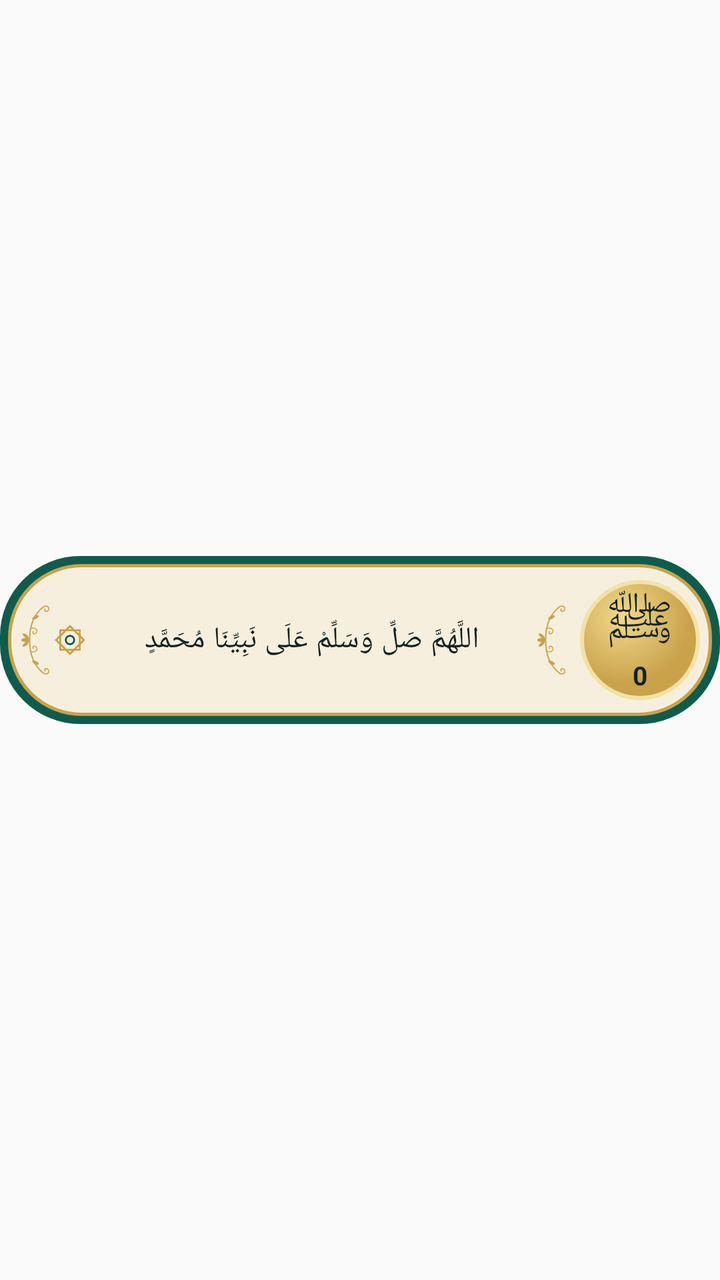
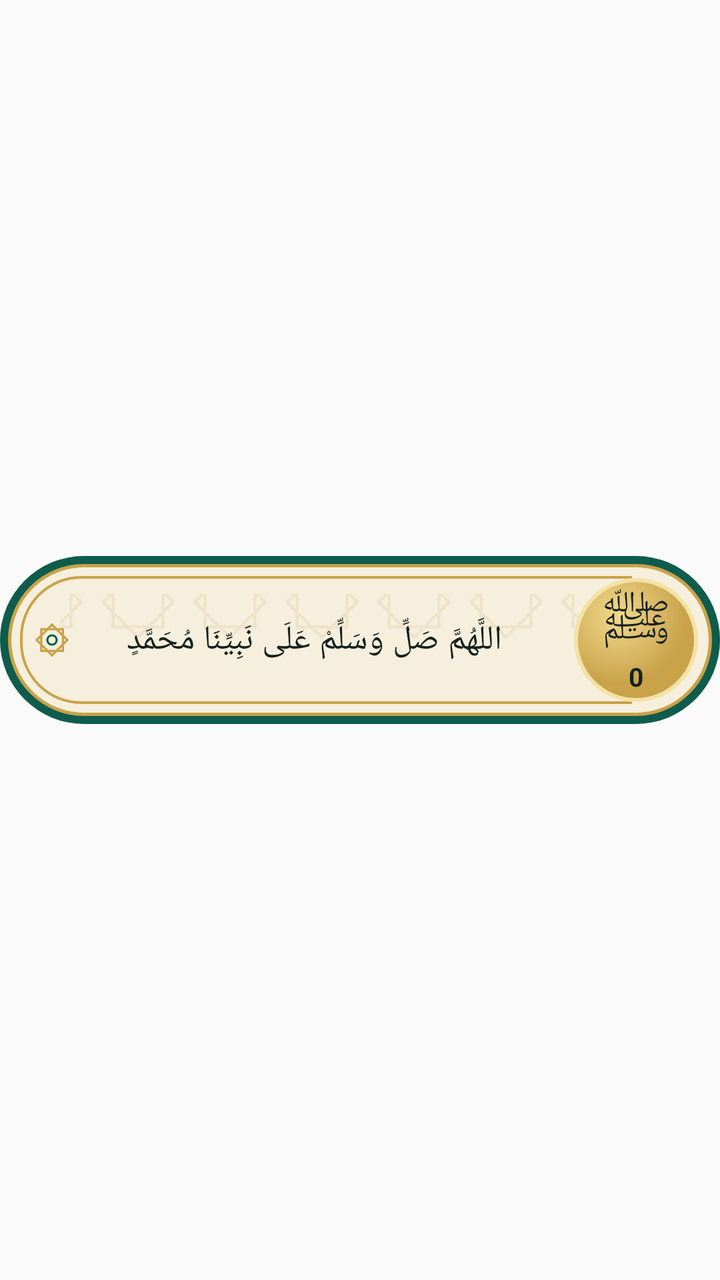

Two renders of the same Android screen: before a commit and after it. Below are the layout's source before the change and the commit's diff.
<!-- AndroidManifest.xml: application theme AppTheme -->
<!-- res/layout/widget_card.xml -->
<?xml version="1.0" encoding="utf-8"?>
<FrameLayout xmlns:android="http://schemas.android.com/apk/res/android"
    android:id="@+id/wroot"
    android:layout_width="match_parent"
    android:layout_height="match_parent">

    <LinearLayout
        android:layout_width="match_parent"
        android:layout_height="84dp"
        android:layout_gravity="center_vertical"
        android:layoutDirection="rtl"
        android:background="@drawable/widget_frame"
        android:gravity="center_vertical"
        android:orientation="horizontal"
        android:paddingLeft="10dp"
        android:paddingRight="4dp">

        <FrameLayout
            android:id="@+id/wpray"
            android:layout_width="72dp"
            android:layout_height="72dp">

            <ImageView
                android:id="@+id/wglow"
                android:layout_width="match_parent"
                android:layout_height="match_parent"
                android:src="@drawable/widget_glow"
                android:visibility="gone" />

            <ImageView
                android:layout_width="60dp"
                android:layout_height="60dp"
                android:layout_gravity="center"
                android:src="@drawable/widget_pray" />

            <LinearLayout
                android:layout_width="match_parent"
                android:layout_height="match_parent"
                android:gravity="center"
                android:orientation="vertical">

                <TextView
                    android:layout_width="wrap_content"
                    android:layout_height="wrap_content"
                    android:includeFontPadding="false"
                    android:text="ﷺ"
                    android:textColor="#14211F"
                    android:textSize="27sp" />

                <TextView
                    android:id="@+id/wcount"
                    android:layout_width="wrap_content"
                    android:layout_height="wrap_content"
                    android:includeFontPadding="false"
                    android:text="0"
                    android:textColor="#14211F"
                    android:textSize="13sp"
                    android:textStyle="bold" />
            </LinearLayout>
        </FrameLayout>

        <ImageView
            android:layout_width="16dp"
            android:layout_height="58dp"
            android:src="@drawable/widget_flourish" />

        <TextView
            android:id="@+id/wtext"
            android:layout_width="0dp"
            android:layout_height="wrap_content"
            android:layout_weight="1"
            android:fontFamily="serif"
            android:gravity="center"
            android:lineSpacingMultiplier="1.1"
            android:maxLines="2"
            android:paddingLeft="4dp"
            android:paddingRight="4dp"
            android:text="اللَّهُمَّ صَلِّ وَسَلِّمْ عَلَى نَبِيِّنَا مُحَمَّدٍ"
            android:textColor="#14211F"
            android:textDirection="rtl"
            android:textSize="15sp" />

        <ImageView
            android:layout_width="18dp"
            android:layout_height="18dp"
            android:src="@drawable/widget_star" />

        <ImageView
            android:layout_width="16dp"
            android:layout_height="58dp"
            android:src="@drawable/widget_flourish" />
    </LinearLayout>
</FrameLayout>
<!-- resources referenced by this layout -->
<resources>
  <!-- drawable widget_flourish (drawable) -->
  <?xml version="1.0" encoding="utf-8"?>
  <vector xmlns:android="http://schemas.android.com/apk/res/android"
      android:width="20dp" android:height="50dp" android:viewportWidth="40" android:viewportHeight="100">
      <path android:pathData="M30,8 C14,20 12,38 12,50 C12,62 14,80 30,92" android:strokeColor="#C9A24A" android:strokeWidth="1.6" android:fillColor="#00000000" />
      <path android:pathData="M30,8 C36,6 38,12 34,14 C31,15 30,12 32,11" android:strokeColor="#C9A24A" android:strokeWidth="1.4" android:fillColor="#00000000" />
      <path android:pathData="M30,92 C36,94 38,88 34,86 C31,85 30,88 32,89" android:strokeColor="#C9A24A" android:strokeWidth="1.4" android:fillColor="#00000000" />
      <path android:pathData="M13,36 C20,33 24,39 19,42 C17,43 15,41 17,39" android:strokeColor="#C9A24A" android:strokeWidth="1.2" android:fillColor="#00000000" />
      <path android:pathData="M13,64 C20,67 24,61 19,58 C17,57 15,59 17,61" android:strokeColor="#C9A24A" android:strokeWidth="1.2" android:fillColor="#00000000" />
      <path android:pathData="M15,24 C17,19 22,18 24,20 C22,23 19,25 15,24 Z" android:fillColor="#C9A24A" />
      <path android:pathData="M15,76 C17,81 22,82 24,80 C22,77 19,75 15,76 Z" android:fillColor="#C9A24A" />
      <path android:pathData="M12,50 C8,46 4,47 1,50 C4,53 8,54 12,50 Z" android:fillColor="#C9A24A" />
      <path android:pathData="M12,50 C10,43 6,41 3,42 C4,46 8,48 12,50 Z" android:fillColor="#C9A24A" />
      <path android:pathData="M12,50 C10,57 6,59 3,58 C4,54 8,52 12,50 Z" android:fillColor="#C9A24A" />
  </vector>
  <!-- drawable widget_frame (drawable) -->
  <?xml version="1.0" encoding="utf-8"?>
  <layer-list xmlns:android="http://schemas.android.com/apk/res/android">
      <item>
          <shape android:shape="rectangle">
              <solid android:color="#0F5C4D" />
              <corners android:radius="40dp" />
          </shape>
      </item>
      <item android:top="4dp" android:bottom="4dp" android:left="4dp" android:right="4dp">
          <shape android:shape="rectangle">
              <solid android:color="#F6EFDD" />
              <stroke android:width="1.5dp" android:color="#C9A24A" />
              <corners android:radius="36dp" />
          </shape>
      </item>
  </layer-list>
  <!-- drawable widget_glow (drawable) -->
  <?xml version="1.0" encoding="utf-8"?>
  <shape xmlns:android="http://schemas.android.com/apk/res/android" android:shape="oval">
      <gradient android:type="radial" android:gradientRadius="36dp" android:centerX="0.5" android:centerY="0.5"
          android:startColor="#FFF6E3A0" android:centerColor="#C8F1D98C" android:endColor="#00F1D98C" />
  </shape>
  <!-- drawable widget_pray (drawable) -->
  <?xml version="1.0" encoding="utf-8"?>
  <shape xmlns:android="http://schemas.android.com/apk/res/android" android:shape="oval">
      <gradient android:type="radial" android:gradientRadius="34dp" android:centerX="0.35" android:centerY="0.3"
          android:startColor="#F1D98C" android:endColor="#C9A24A" />
      <stroke android:width="2dp" android:color="#F3E2A6" />
  </shape>
  <style name="AppTheme" parent="Theme.AppCompat.Light.DarkActionBar">
          
          <item name="colorPrimary">@color/colorPrimary</item>
          <item name="colorPrimaryDark">@color/colorPrimaryDark</item>
          <item name="colorAccent">@color/colorAccent</item>
      </style>
  <!-- unchanged entries left out for length: 1 -->
</resources>

<!-- the commit's change to res/layout/widget_card.xml (unified diff, before → after) -->
@@ -4,90 +4,95 @@
     android:layout_width="match_parent"
     android:layout_height="match_parent">
 
-    <LinearLayout
+    <FrameLayout
         android:layout_width="match_parent"
         android:layout_height="84dp"
         android:layout_gravity="center_vertical"
-        android:layoutDirection="rtl"
-        android:background="@drawable/widget_frame"
-        android:gravity="center_vertical"
-        android:orientation="horizontal"
-        android:paddingLeft="10dp"
-        android:paddingRight="4dp">
+        android:background="@drawable/widget_frame">
 
-        <FrameLayout
-            android:id="@+id/wpray"
-            android:layout_width="72dp"
-            android:layout_height="72dp">
+        <ImageView
+            android:layout_width="match_parent"
+            android:layout_height="match_parent"
+            android:layout_marginLeft="10dp"
+            android:layout_marginRight="44dp"
+            android:layout_marginTop="10dp"
+            android:layout_marginBottom="10dp"
+            android:scaleType="fitXY"
+            android:src="@drawable/widget_inner" />
+
+        <LinearLayout
+            android:layout_width="match_parent"
+            android:layout_height="match_parent"
+            android:layoutDirection="rtl"
+            android:gravity="center_vertical"
+            android:orientation="horizontal"
+            android:paddingLeft="16dp"
+            android:paddingRight="4dp">
+
+            <FrameLayout
+                android:id="@+id/wpray"
+                android:layout_width="76dp"
+                android:layout_height="76dp">
+
+                <ImageView
+                    android:id="@+id/wglow"
+                    android:layout_width="match_parent"
+                    android:layout_height="match_parent"
+                    android:src="@drawable/widget_glow"
+                    android:visibility="gone" />
+
+                <ImageView
+                    android:layout_width="62dp"
+                    android:layout_height="62dp"
+                    android:layout_gravity="center"
+                    android:src="@drawable/widget_pray" />
+
+                <LinearLayout
+                    android:layout_width="match_parent"
+                    android:layout_height="match_parent"
+                    android:gravity="center"
+                    android:orientation="vertical">
+
+                    <TextView
+                        android:layout_width="wrap_content"
+                        android:layout_height="wrap_content"
+                        android:includeFontPadding="false"
+                        android:text="ﷺ"
+                        android:textColor="#14211F"
+                        android:textSize="28sp" />
+
+                    <TextView
+                        android:id="@+id/wcount"
+                        android:layout_width="wrap_content"
+                        android:layout_height="wrap_content"
+                        android:includeFontPadding="false"
+                        android:text="0"
+                        android:textColor="#14211F"
+                        android:textSize="13sp"
+                        android:textStyle="bold" />
+                </LinearLayout>
+            </FrameLayout>
+
+            <TextView
+                android:id="@+id/wtext"
+                android:layout_width="0dp"
+                android:layout_height="wrap_content"
+                android:layout_weight="1"
+                android:fontFamily="serif"
+                android:gravity="center"
+                android:lineSpacingMultiplier="1.1"
+                android:maxLines="2"
+                android:paddingLeft="4dp"
+                android:paddingRight="6dp"
+                android:text="اللَّهُمَّ صَلِّ وَسَلِّمْ عَلَى نَبِيِّنَا مُحَمَّدٍ"
+                android:textColor="#14211F"
+                android:textDirection="rtl"
+                android:textSize="17sp" />
 
             <ImageView
-                android:id="@+id/wglow"
-                android:layout_width="match_parent"
-                android:layout_height="match_parent"
-                android:src="@drawable/widget_glow"
-                android:visibility="gone" />
-
-            <ImageView
-                android:layout_width="60dp"
-                android:layout_height="60dp"
-                android:layout_gravity="center"
-                android:src="@drawable/widget_pray" />
-
-            <LinearLayout
-                android:layout_width="match_parent"
-                android:layout_height="match_parent"
-                android:gravity="center"
-                android:orientation="vertical">
-
-                <TextView
-                    android:layout_width="wrap_content"
-                    android:layout_height="wrap_content"
-                    android:includeFontPadding="false"
-                    android:text="ﷺ"
-                    android:textColor="#14211F"
-                    android:textSize="27sp" />
-
-                <TextView
-                    android:id="@+id/wcount"
-                    android:layout_width="wrap_content"
-                    android:layout_height="wrap_content"
-                    android:includeFontPadding="false"
-                    android:text="0"
-                    android:textColor="#14211F"
-                    android:textSize="13sp"
-                    android:textStyle="bold" />
-            </LinearLayout>
-        </FrameLayout>
-
-        <ImageView
-            android:layout_width="16dp"
-            android:layout_height="58dp"
-            android:src="@drawable/widget_flourish" />
-
-        <TextView
-            android:id="@+id/wtext"
-            android:layout_width="0dp"
-            android:layout_height="wrap_content"
-            android:layout_weight="1"
-            android:fontFamily="serif"
-            android:gravity="center"
-            android:lineSpacingMultiplier="1.1"
-            android:maxLines="2"
-            android:paddingLeft="4dp"
-            android:paddingRight="4dp"
-            android:text="اللَّهُمَّ صَلِّ وَسَلِّمْ عَلَى نَبِيِّنَا مُحَمَّدٍ"
-            android:textColor="#14211F"
-            android:textDirection="rtl"
-            android:textSize="15sp" />
-
-        <ImageView
-            android:layout_width="18dp"
-            android:layout_height="18dp"
-            android:src="@drawable/widget_star" />
-
-        <ImageView
-            android:layout_width="16dp"
-            android:layout_height="58dp"
-            android:src="@drawable/widget_flourish" />
-    </LinearLayout>
+                android:layout_width="20dp"
+                android:layout_height="20dp"
+                android:src="@drawable/widget_star" />
+        </LinearLayout>
+    </FrameLayout>
 </FrameLayout>
<!-- resource entries referenced after the edit -->
@@ -1,42 +1,36 @@
 <!-- resources referenced by this layout -->
 <resources>
-  <!-- drawable widget_flourish (drawable) -->
-  <?xml version="1.0" encoding="utf-8"?>
-  <vector xmlns:android="http://schemas.android.com/apk/res/android"
-      android:width="20dp" android:height="50dp" android:viewportWidth="40" android:viewportHeight="100">
-      <path android:pathData="M30,8 C14,20 12,38 12,50 C12,62 14,80 30,92" android:strokeColor="#C9A24A" android:strokeWidth="1.6" android:fillColor="#00000000" />
-      <path android:pathData="M30,8 C36,6 38,12 34,14 C31,15 30,12 32,11" android:strokeColor="#C9A24A" android:strokeWidth="1.4" android:fillColor="#00000000" />
-      <path android:pathData="M30,92 C36,94 38,88 34,86 C31,85 30,88 32,89" android:strokeColor="#C9A24A" android:strokeWidth="1.4" android:fillColor="#00000000" />
-      <path android:pathData="M13,36 C20,33 24,39 19,42 C17,43 15,41 17,39" android:strokeColor="#C9A24A" android:strokeWidth="1.2" android:fillColor="#00000000" />
-      <path android:pathData="M13,64 C20,67 24,61 19,58 C17,57 15,59 17,61" android:strokeColor="#C9A24A" android:strokeWidth="1.2" android:fillColor="#00000000" />
-      <path android:pathData="M15,24 C17,19 22,18 24,20 C22,23 19,25 15,24 Z" android:fillColor="#C9A24A" />
-      <path android:pathData="M15,76 C17,81 22,82 24,80 C22,77 19,75 15,76 Z" android:fillColor="#C9A24A" />
-      <path android:pathData="M12,50 C8,46 4,47 1,50 C4,53 8,54 12,50 Z" android:fillColor="#C9A24A" />
-      <path android:pathData="M12,50 C10,43 6,41 3,42 C4,46 8,48 12,50 Z" android:fillColor="#C9A24A" />
-      <path android:pathData="M12,50 C10,57 6,59 3,58 C4,54 8,52 12,50 Z" android:fillColor="#C9A24A" />
-  </vector>
   <!-- drawable widget_frame (drawable) -->
   <?xml version="1.0" encoding="utf-8"?>
   <layer-list xmlns:android="http://schemas.android.com/apk/res/android">
       <item>
           <shape android:shape="rectangle">
               <solid android:color="#0F5C4D" />
-              <corners android:radius="40dp" />
+              <corners android:radius="42dp" />
           </shape>
       </item>
       <item android:top="4dp" android:bottom="4dp" android:left="4dp" android:right="4dp">
           <shape android:shape="rectangle">
               <solid android:color="#F6EFDD" />
               <stroke android:width="1.5dp" android:color="#C9A24A" />
-              <corners android:radius="36dp" />
+              <corners android:radius="38dp" />
           </shape>
+      </item>
+      <item android:left="30dp" android:right="40dp" android:gravity="center_vertical" android:height="46dp">
+          <bitmap android:src="@drawable/widget_star_tile" android:tileModeX="repeat" android:tileModeY="disabled" android:gravity="center_vertical" />
       </item>
   </layer-list>
   <!-- drawable widget_glow (drawable) -->
   <?xml version="1.0" encoding="utf-8"?>
   <shape xmlns:android="http://schemas.android.com/apk/res/android" android:shape="oval">
-      <gradient android:type="radial" android:gradientRadius="36dp" android:centerX="0.5" android:centerY="0.5"
-          android:startColor="#FFF6E3A0" android:centerColor="#C8F1D98C" android:endColor="#00F1D98C" />
+      <solid android:color="#88F6DC7A" />
+      <stroke android:width="4dp" android:color="#DDF3E2A6" />
+  </shape>
+  <!-- drawable widget_inner (drawable) -->
+  <?xml version="1.0" encoding="utf-8"?>
+  <shape xmlns:android="http://schemas.android.com/apk/res/android" android:shape="rectangle">
+      <stroke android:width="1.2dp" android:color="#C9A24A" />
+      <corners android:topLeftRadius="30dp" android:bottomLeftRadius="30dp" android:topRightRadius="0dp" android:bottomRightRadius="0dp" />
   </shape>
   <!-- drawable widget_pray (drawable) -->
   <?xml version="1.0" encoding="utf-8"?>
@@ -51,6 +45,7 @@
           <item name="colorPrimaryDark">@color/colorPrimaryDark</item>
           <item name="colorAccent">@color/colorAccent</item>
       </style>
+  <!-- drawable widget_star_tile: png bitmap (drawable-xxhdpi, 1917 bytes) -->
   <!-- unchanged entries left out for length: 1 -->
 </resources>
 
